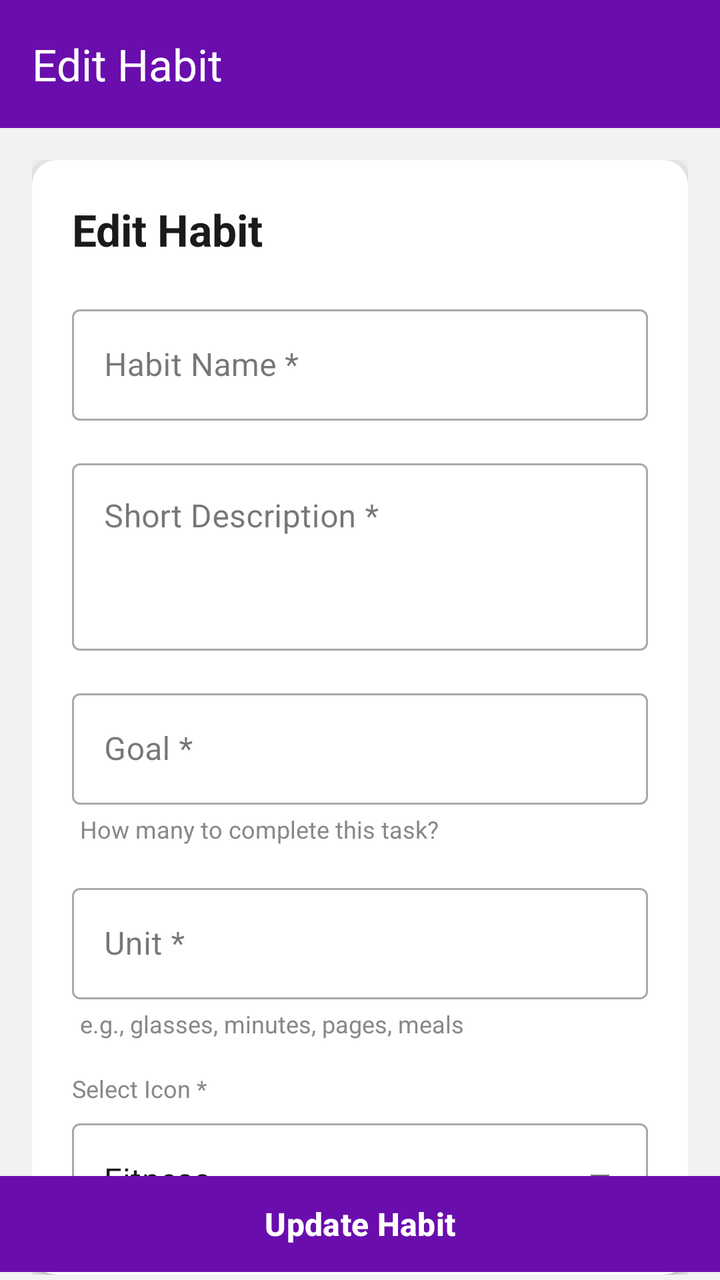
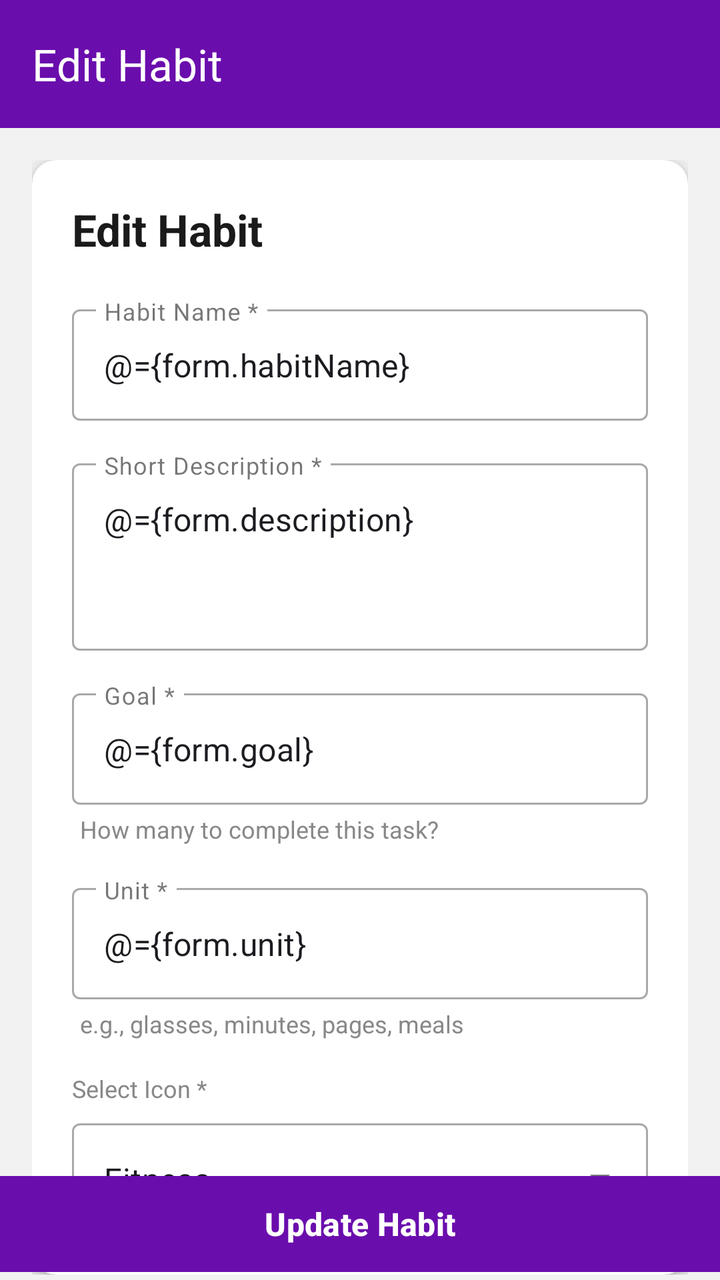

Two renders of the same Android screen: before a commit and after it. Below are the layout's source before the change and the commit's diff.
<!-- AndroidManifest.xml: application theme Theme.HabitTracker -->
<!-- res/layout/fragment_edit_habit.xml -->
<?xml version="1.0" encoding="utf-8"?>
<androidx.coordinatorlayout.widget.CoordinatorLayout
    xmlns:android="http://schemas.android.com/apk/res/android"
    xmlns:app="http://schemas.android.com/apk/res-auto"
    android:layout_width="match_parent"
    android:layout_height="match_parent"
    android:background="#F2F2F2">

    <com.google.android.material.appbar.AppBarLayout
        android:layout_width="match_parent"
        android:layout_height="wrap_content"
        app:elevation="0dp">

        <androidx.appcompat.widget.Toolbar
            android:id="@+id/toolbar"
            android:layout_width="match_parent"
            android:layout_height="?attr/actionBarSize"
            android:background="#6A0DAD"
            app:title="Edit Habit"
            app:titleTextColor="#FFFFFF" />

    </com.google.android.material.appbar.AppBarLayout>

    <androidx.core.widget.NestedScrollView
        android:layout_width="match_parent"
        android:layout_height="match_parent"
        app:layout_behavior="@string/appbar_scrolling_view_behavior"
        android:paddingBottom="80dp"
        android:clipToPadding="false">

        <LinearLayout
            android:layout_width="match_parent"
            android:layout_height="wrap_content"
            android:orientation="vertical"
            android:padding="16dp">

            <androidx.cardview.widget.CardView
                android:layout_width="match_parent"
                android:layout_height="wrap_content"
                app:cardCornerRadius="12dp"
                app:cardElevation="4dp"
                app:cardBackgroundColor="#FFFFFF">

                <LinearLayout
                    android:layout_width="match_parent"
                    android:layout_height="wrap_content"
                    android:orientation="vertical"
                    android:padding="20dp">

                    <TextView
                        android:layout_width="wrap_content"
                        android:layout_height="wrap_content"
                        android:text="Edit Habit"
                        android:textSize="22sp"
                        android:textStyle="bold"
                        android:textColor="#1A1A1A"
                        android:layout_marginBottom="20dp"/>

                    <com.google.android.material.textfield.TextInputLayout
                        style="@style/Widget.MaterialComponents.TextInputLayout.OutlinedBox"
                        android:layout_width="match_parent"
                        android:layout_height="wrap_content"
                        android:layout_marginBottom="16dp">

                        <com.google.android.material.textfield.TextInputEditText
                            android:id="@+id/etHabitName"
                            android:layout_width="match_parent"
                            android:layout_height="wrap_content"
                            android:hint="Habit Name *"/>
                    </com.google.android.material.textfield.TextInputLayout>

                    <com.google.android.material.textfield.TextInputLayout
                        style="@style/Widget.MaterialComponents.TextInputLayout.OutlinedBox"
                        android:layout_width="match_parent"
                        android:layout_height="wrap_content"
                        android:layout_marginBottom="16dp">

                        <com.google.android.material.textfield.TextInputEditText
                            android:id="@+id/etDescription"
                            android:layout_width="match_parent"
                            android:layout_height="wrap_content"
                            android:hint="Short Description *"
                            android:inputType="textMultiLine"
                            android:minLines="3"
                            android:gravity="top"/>
                    </com.google.android.material.textfield.TextInputLayout>

                    <com.google.android.material.textfield.TextInputLayout
                        style="@style/Widget.MaterialComponents.TextInputLayout.OutlinedBox"
                        android:layout_width="match_parent"
                        android:layout_height="wrap_content">

                        <com.google.android.material.textfield.TextInputEditText
                            android:id="@+id/etGoal"
                            android:layout_width="match_parent"
                            android:layout_height="wrap_content"
                            android:hint="Goal *"
                            android:inputType="number"/>
                    </com.google.android.material.textfield.TextInputLayout>

                    <TextView
                        android:layout_width="wrap_content"
                        android:layout_height="wrap_content"
                        android:text="How many to complete this task?"
                        android:textSize="12sp"
                        android:textColor="#888888"
                        android:layout_marginTop="4dp"
                        android:layout_marginBottom="16dp"
                        android:layout_marginStart="4dp"/>

                    <com.google.android.material.textfield.TextInputLayout
                        style="@style/Widget.MaterialComponents.TextInputLayout.OutlinedBox"
                        android:layout_width="match_parent"
                        android:layout_height="wrap_content">

                        <com.google.android.material.textfield.TextInputEditText
                            android:id="@+id/etUnit"
                            android:layout_width="match_parent"
                            android:layout_height="wrap_content"
                            android:hint="Unit *"/>
                    </com.google.android.material.textfield.TextInputLayout>

                    <TextView
                        android:layout_width="wrap_content"
                        android:layout_height="wrap_content"
                        android:text="e.g., glasses, minutes, pages, meals"
                        android:textSize="12sp"
                        android:textColor="#888888"
                        android:layout_marginTop="4dp"
                        android:layout_marginBottom="16dp"
                        android:layout_marginStart="4dp"/>

                    <TextView
                        android:layout_width="wrap_content"
                        android:layout_height="wrap_content"
                        android:text="Select Icon *"
                        android:textSize="12sp"
                        android:textColor="#888888"
                        android:layout_marginBottom="4dp"/>

                    <com.google.android.material.textfield.TextInputLayout
                        style="@style/Widget.MaterialComponents.TextInputLayout.OutlinedBox.ExposedDropdownMenu"
                        android:layout_width="match_parent"
                        android:layout_height="wrap_content">

                        <AutoCompleteTextView
                            android:id="@+id/actvSelectIcon"
                            android:layout_width="match_parent"
                            android:layout_height="wrap_content"
                            android:text="Fitness"
                            android:focusable="false"
                            android:cursorVisible="false"
                            android:inputType="none"/>
                    </com.google.android.material.textfield.TextInputLayout>

                </LinearLayout>

            </androidx.cardview.widget.CardView>

        </LinearLayout>

    </androidx.core.widget.NestedScrollView>

    <com.google.android.material.button.MaterialButton
        android:id="@+id/btnCreateHabit"
        android:layout_width="match_parent"
        android:layout_height="56dp"
        android:layout_gravity="bottom"
        android:backgroundTint="#6A0DAD"
        android:text="Update Habit"
        android:textColor="#FFFFFF"
        android:textSize="16sp"
        android:textStyle="bold"
        app:cornerRadius="0dp" />

</androidx.coordinatorlayout.widget.CoordinatorLayout>
<!-- resources referenced by this layout -->
<resources>
  <style name="Theme.HabitTracker" parent="Base.Theme.HabitTracker" />
  <style name="Base.Theme.HabitTracker" parent="Theme.Material3.DayNight.NoActionBar">
          
          
      </style>
</resources>

<!-- the commit's change to res/layout/fragment_edit_habit.xml (unified diff, before → after) -->
@@ -1,5 +1,16 @@
 <?xml version="1.0" encoding="utf-8"?>
-<androidx.coordinatorlayout.widget.CoordinatorLayout
+<layout xmlns:android="http://schemas.android.com/apk/res/android"
+    xmlns:app="http://schemas.android.com/apk/res-auto">
+
+    <data>
+
+        <variable
+            name="form"
+            type="com.example.habittracker.viewmodel.EditHabitFormViewModel" />
+
+    </data>
+
+    <androidx.coordinatorlayout.widget.CoordinatorLayout
     xmlns:android="http://schemas.android.com/apk/res/android"
     xmlns:app="http://schemas.android.com/apk/res-auto"
     android:layout_width="match_parent"
@@ -64,6 +75,7 @@
 
                         <com.google.android.material.textfield.TextInputEditText
                             android:id="@+id/etHabitName"
+                            android:text="@={form.habitName}"
                             android:layout_width="match_parent"
                             android:layout_height="wrap_content"
                             android:hint="Habit Name *"/>
@@ -77,6 +89,7 @@
 
                         <com.google.android.material.textfield.TextInputEditText
                             android:id="@+id/etDescription"
+                            android:text="@={form.description}"
                             android:layout_width="match_parent"
                             android:layout_height="wrap_content"
                             android:hint="Short Description *"
@@ -92,6 +105,7 @@
 
                         <com.google.android.material.textfield.TextInputEditText
                             android:id="@+id/etGoal"
+                            android:text="@={form.goal}"
                             android:layout_width="match_parent"
                             android:layout_height="wrap_content"
                             android:hint="Goal *"
@@ -115,6 +129,7 @@
 
                         <com.google.android.material.textfield.TextInputEditText
                             android:id="@+id/etUnit"
+                            android:text="@={form.unit}"
                             android:layout_width="match_parent"
                             android:layout_height="wrap_content"
                             android:hint="Unit *"/>
@@ -173,4 +188,6 @@
         android:textStyle="bold"
         app:cornerRadius="0dp" />
 
-</androidx.coordinatorlayout.widget.CoordinatorLayout>
+    </androidx.coordinatorlayout.widget.CoordinatorLayout>
+
+</layout>
